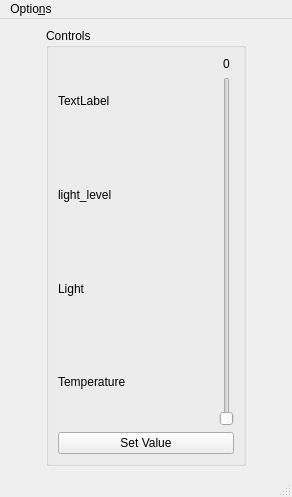
Qt form qt5_app/mainwindow.ui (ChatzigeorgiouGroup/OptoWorld) before a commit.
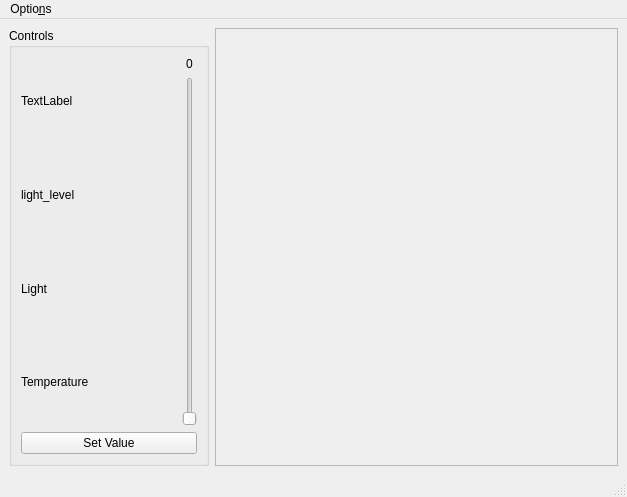
The same form after that commit.

What changed in the file:
```diff
--- a/qt5_app/mainwindow.ui
+++ b/qt5_app/mainwindow.ui
@@ -6,7 +6,7 @@
    <rect>
     <x>0</x>
     <y>0</y>
-    <width>292</width>
+    <width>627</width>
     <height>497</height>
    </rect>
   </property>
@@ -130,6 +130,16 @@
       </layout>
      </widget>
     </item>
+    <item row="0" column="1">
+     <widget class="QFrame" name="framePlotWidget">
+      <property name="frameShape">
+       <enum>QFrame::StyledPanel</enum>
+      </property>
+      <property name="frameShadow">
+       <enum>QFrame::Raised</enum>
+      </property>
+     </widget>
+    </item>
    </layout>
   </widget>
   <widget class="QMenuBar" name="menubar">
@@ -137,7 +147,7 @@
     <rect>
      <x>0</x>
      <y>0</y>
-     <width>292</width>
+     <width>627</width>
      <height>30</height>
     </rect>
    </property>
```
